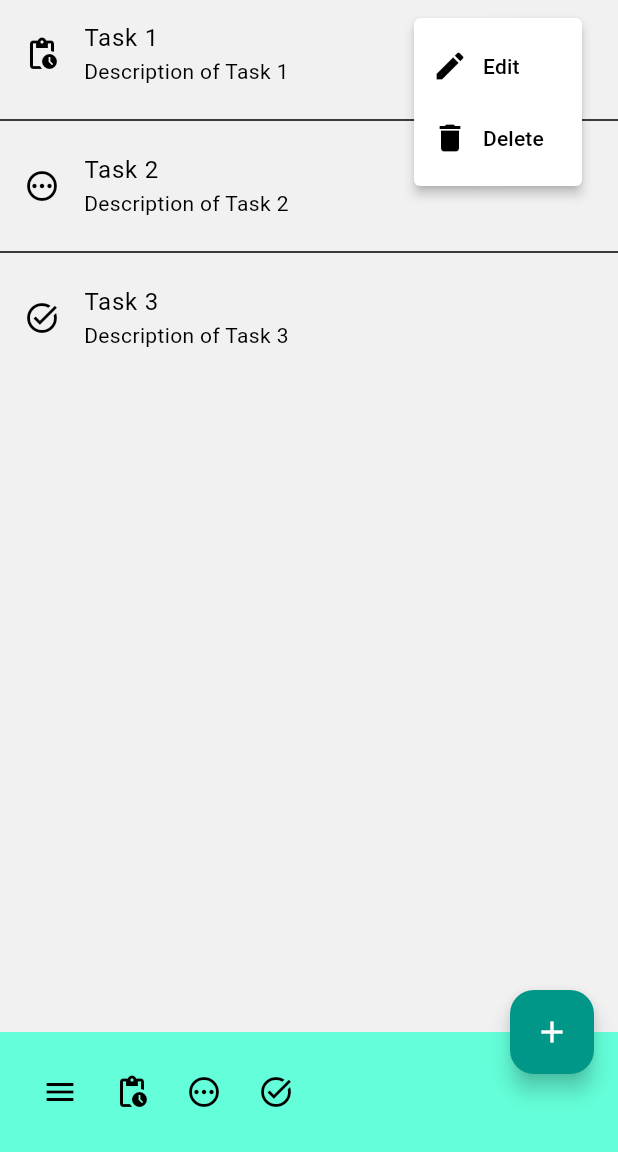
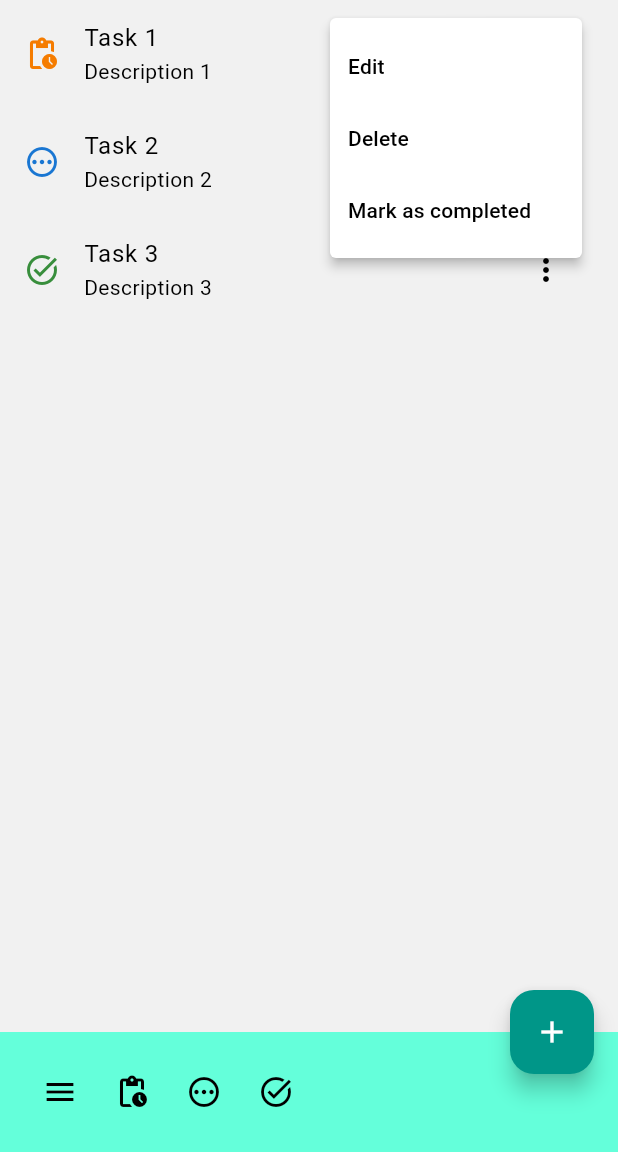
Before and after one commit to danielmontes9/flutter-todo-list-app, a Flutter app: the screen it shows after launch, after a tap on the "more vert" icon, on a phone screen of 412 x 824 dp, the part 84-1236 px from its top. Run offline on Flutter 3.47's test engine with Material 3 defaults, Android fonts, the phone set to English and light mode, and no system bars.

Commit message:
feat: :sparkles: add task tile widget

```diff
--- a/lib/features/todo/screens/home.dart
+++ b/lib/features/todo/screens/home.dart
@@ -1,7 +1,7 @@
-
-
 import 'package:flutter/material.dart';
 import 'package:flutter_todo_list_app/core/theme/app_colors.dart';
+import 'package:flutter_todo_list_app/features/todo/widgets/task_tile.dart';
+import 'package:flutter_todo_list_app/features/todo/data/enums/todo_status.dart';
 
 class HomePage extends StatefulWidget {
   final String title;
@@ -30,51 +30,20 @@ class _HomePageState extends State<HomePage> {
       ),
       body: ListView(
         children: <Widget>[
-          ListTile(
-            title: const Text('Task 1'),
-            subtitle: const Text('Description of Task 1'),
-            leading: const Icon(Icons.pending_actions),
-            trailing: PopupMenuButton(
-              onSelected: (value) {
-                setState(() {
-                  print(value);
-                });
-              },
-              itemBuilder: (BuildContext context) =>  <PopupMenuEntry>[
-                const PopupMenuItem(
-                  value: 'edit',
-                  child: Row(
-                    spacing: 10,
-                    children: <Widget>[
-                      Icon(Icons.edit),
-                      Text('Edit'),
-                    ],
-                  )
-                ),
-                const PopupMenuItem(
-                  value: 'delete',
-                  child: Row(
-                    spacing: 10,
-                    children: <Widget>[
-                      Icon(Icons.delete),
-                      Text('Delete'),
-                    ],
-                  )
-                ),
-              ],
-            )
+          TaskTile(
+            title: 'Task 1',
+            subtitle: 'Description 1',
+            status: Todostatus.pending,
           ),
-          Divider(),
-          ListTile(
-            title: const Text('Task 2'),
-            subtitle: const Text('Description of Task 2'),
-            leading: const Icon(Icons.pending_outlined),
+          TaskTile(
+            title: 'Task 2',
+            subtitle: 'Description 2',
+            status: Todostatus.inProgress,
           ),
-          Divider(),
-          ListTile(
-            title: const Text('Task 3'),
-            subtitle: const Text('Description of Task 3'),
-            leading: const Icon(Icons.task_alt),
+          TaskTile(
+            title: 'Task 3',
+            subtitle: 'Description 3',
+            status: Todostatus.completed,
           ),
         ],
       ),
@@ -85,13 +54,12 @@ class _HomePageState extends State<HomePage> {
       ),
       floatingActionButtonLocation: FloatingActionButtonLocation.endDocked,
       bottomNavigationBar: _DemoBottomAppBar(
-          fabLocation: FloatingActionButtonLocation.endDocked,
-          shape: null,
+        fabLocation: FloatingActionButtonLocation.endDocked,
+        shape: null,
       ),
     );
   }
 }
-
 
 class _DemoBottomAppBar extends StatelessWidget {
   const _DemoBottomAppBar({
@@ -102,10 +70,11 @@ class _DemoBottomAppBar extends StatelessWidget {
   final FloatingActionButtonLocation fabLocation;
   final NotchedShape? shape;
 
-  static final List<FloatingActionButtonLocation> centerLocations = <FloatingActionButtonLocation>[
-    FloatingActionButtonLocation.centerDocked,
-    FloatingActionButtonLocation.centerFloat,
-  ];
+  static final List<FloatingActionButtonLocation> centerLocations =
+      <FloatingActionButtonLocation>[
+        FloatingActionButtonLocation.centerDocked,
+        FloatingActionButtonLocation.centerFloat,
+      ];
 
   @override
   Widget build(BuildContext context) {
@@ -116,11 +85,27 @@ class _DemoBottomAppBar extends StatelessWidget {
         data: IconThemeData(color: Theme.of(context).colorScheme.onPrimary),
         child: Row(
           children: <Widget>[
-            IconButton(tooltip: 'Open navigation menu', icon: const Icon(Icons.menu, color: AppColors.black,), onPressed: () {},),
+            IconButton(
+              tooltip: 'Open navigation menu',
+              icon: const Icon(Icons.menu, color: AppColors.black),
+              onPressed: () {},
+            ),
             if (centerLocations.contains(fabLocation)) const Spacer(),
-            IconButton(tooltip: 'Pending Tasks', icon: const Icon(Icons.pending_actions, color: AppColors.black), onPressed: () {}),
-            IconButton(tooltip: 'In Process', icon: const Icon(Icons.pending_outlined, color: AppColors.black), onPressed: () {}),
-            IconButton(tooltip: 'Done Tasks', icon: const Icon(Icons.task_alt, color: AppColors.black), onPressed: () {}),
+            IconButton(
+              tooltip: 'Pending Tasks',
+              icon: const Icon(Icons.pending_actions, color: AppColors.black),
+              onPressed: () {},
+            ),
+            IconButton(
+              tooltip: 'In Process',
+              icon: const Icon(Icons.pending_outlined, color: AppColors.black),
+              onPressed: () {},
+            ),
+            IconButton(
+              tooltip: 'Done Tasks',
+              icon: const Icon(Icons.task_alt, color: AppColors.black),
+              onPressed: () {},
+            ),
           ],
         ),
       ),
--- /dev/null
+++ b/lib/features/todo/widgets/task_tile.dart
@@ -0,0 +1,46 @@
+import 'package:flutter/material.dart';
+import 'package:flutter_todo_list_app/core/theme/app_colors.dart';
+import 'package:flutter_todo_list_app/features/todo/data/enums/todo_status.dart';
+
+class TaskTile extends StatefulWidget {
+  final String title;
+  final String subtitle;
+  final Todostatus status;
+
+  const TaskTile({
+    super.key,
+    required this.title,
+    required this.subtitle,
+    required this.status,
+  });
+
+  @override
+  State<TaskTile> createState() => _TaskTileState();
+}
+
+class _TaskTileState extends State<TaskTile> {
+  @override
+  Widget build(BuildContext context) {
+    return ListTile(
+      title: Text(widget.title),
+      subtitle: Text(widget.subtitle),
+      leading:
+          (
+          // widget.leading
+          widget.status == Todostatus.pending
+              ? const Icon(Icons.pending_actions, color: AppColors.warning)
+              : widget.status == Todostatus.inProgress
+              ? const Icon(Icons.pending_outlined, color: AppColors.info)
+              : const Icon(Icons.task_alt, color: AppColors.success)),
+      trailing: PopupMenuButton(
+        itemBuilder: (BuildContext context) {
+          return <PopupMenuEntry>[
+            const PopupMenuItem(child: Text('Edit')),
+            const PopupMenuItem(child: Text('Delete')),
+            const PopupMenuItem(child: Text('Mark as completed')),
+          ];
+        },
+      ),
+    );
+  }
+}
```
